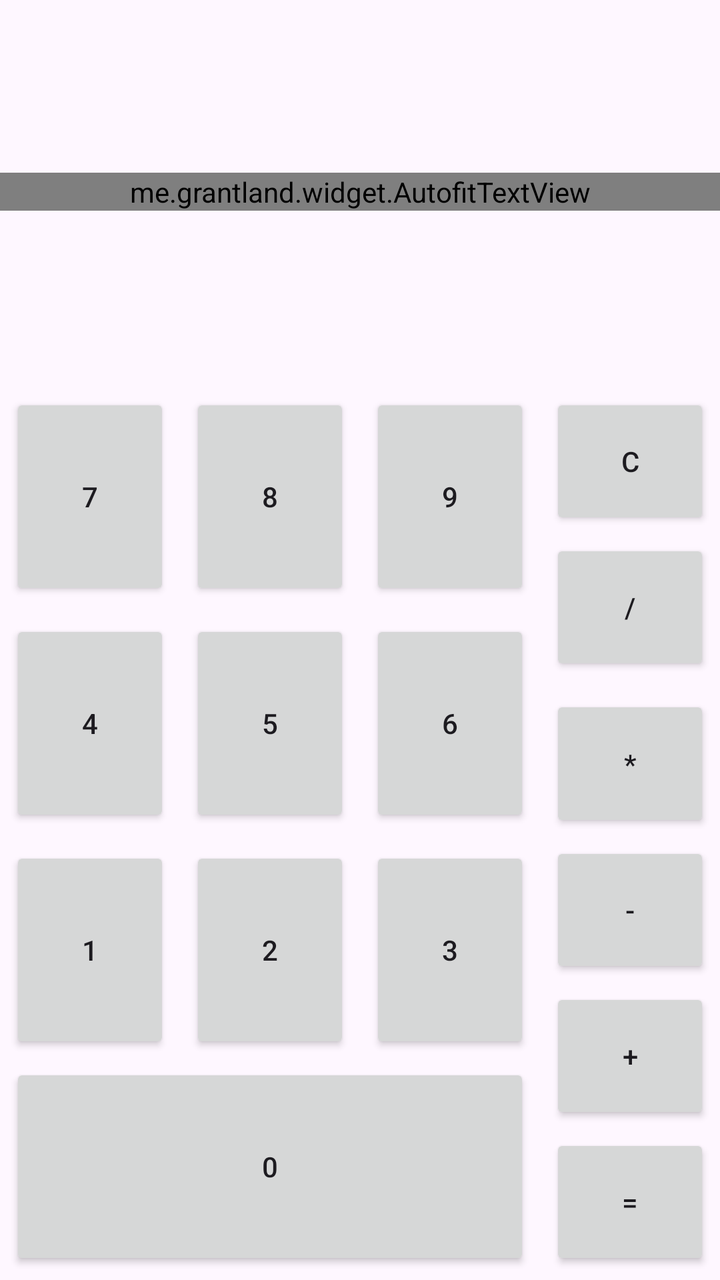
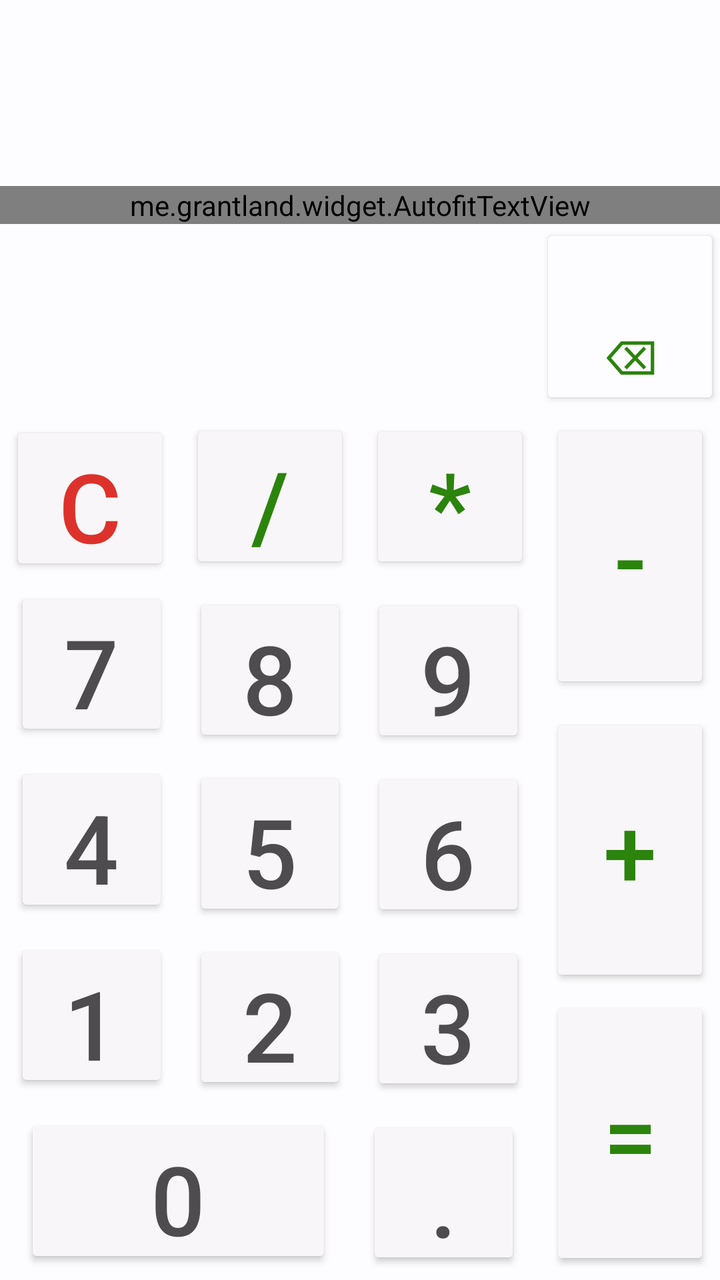

Compare the two renders of this Android layout. The source of the first and the diff that turns it into the second are given below.
<!-- AndroidManifest.xml: application theme Theme.Calculator -->
<!-- res/layout/activity_main.xml -->
<?xml version="1.0" encoding="utf-8"?>
<androidx.constraintlayout.widget.ConstraintLayout xmlns:android="http://schemas.android.com/apk/res/android"
    xmlns:app="http://schemas.android.com/apk/res-auto"
    xmlns:tools="http://schemas.android.com/tools"
    android:id="@+id/main"
    android:layout_width="match_parent"
    android:layout_height="match_parent"
    tools:context=".MainActivity">

    <Button
        android:id="@+id/button2"
        android:layout_width="0dp"
        android:layout_height="0dp"
        android:layout_marginStart="5dp"
        android:layout_marginTop="5dp"
        android:layout_marginEnd="5dp"
        android:layout_marginBottom="5dp"
        android:onClick="operatorListener"
        android:text="/"
        app:layout_constraintBottom_toTopOf="@+id/button3"
        app:layout_constraintEnd_toEndOf="parent"
        app:layout_constraintStart_toStartOf="@+id/guideline2"
        app:layout_constraintTop_toBottomOf="@+id/button" />

    <me.grantland.widget.AutofitTextView
        android:id="@+id/textNumber"
        android:layout_width="match_parent"
        android:layout_height="wrap_content"
        android:gravity="center|right"
        android:maxLength="256"
        android:singleLine="true"
        android:textSize="100sp"
        app:layout_constraintBottom_toTopOf="@+id/guideline"
        app:layout_constraintEnd_toEndOf="parent"
        app:layout_constraintStart_toStartOf="parent"
        app:layout_constraintTop_toTopOf="parent"
        app:minTextSize="15sp" />

    <androidx.constraintlayout.widget.Guideline
        android:id="@+id/guideline"
        android:layout_width="wrap_content"
        android:layout_height="wrap_content"
        android:orientation="horizontal"
        app:layout_constraintGuide_percent="0.2995896" />

    <androidx.constraintlayout.widget.Guideline
        android:id="@+id/guideline2"
        android:layout_width="wrap_content"
        android:layout_height="wrap_content"
        android:orientation="vertical"
        app:layout_constraintGuide_percent="0.75" />

    <Button
        android:id="@+id/button"
        android:layout_width="0dp"
        android:layout_height="0dp"
        android:layout_marginStart="5dp"
        android:layout_marginTop="5dp"
        android:layout_marginEnd="5dp"
        android:onClick="clearListener"
        android:text="С"
        app:layout_constraintBottom_toTopOf="@+id/button2"
        app:layout_constraintEnd_toEndOf="parent"
        app:layout_constraintStart_toStartOf="@+id/guideline2"
        app:layout_constraintTop_toTopOf="@+id/guideline" />

    <Button
        android:id="@+id/button3"
        android:layout_width="0dp"
        android:layout_height="0dp"
        android:layout_marginStart="5dp"
        android:layout_marginTop="5dp"
        android:layout_marginEnd="5dp"
        android:onClick="operatorListener"
        android:text="*"
        app:layout_constraintBottom_toTopOf="@+id/button4"
        app:layout_constraintEnd_toEndOf="parent"
        app:layout_constraintStart_toStartOf="@+id/guideline2"
        app:layout_constraintTop_toBottomOf="@+id/button2" />

    <Button
        android:id="@+id/button4"
        android:layout_width="0dp"
        android:layout_height="0dp"
        android:layout_marginStart="5dp"
        android:layout_marginTop="5dp"
        android:layout_marginEnd="5dp"
        android:onClick="operatorListener"
        android:text="-"
        app:layout_constraintBottom_toTopOf="@+id/button5"
        app:layout_constraintEnd_toEndOf="parent"
        app:layout_constraintStart_toStartOf="@+id/guideline2"
        app:layout_constraintTop_toBottomOf="@+id/button3" />

    <Button
        android:id="@+id/button5"
        android:layout_width="0dp"
        android:layout_height="0dp"
        android:layout_marginStart="5dp"
        android:layout_marginTop="5dp"
        android:layout_marginEnd="5dp"
        android:onClick="operatorListener"
        android:text="+"
        app:layout_constraintBottom_toTopOf="@+id/button7"
        app:layout_constraintEnd_toEndOf="parent"
        app:layout_constraintStart_toStartOf="@+id/guideline2"
        app:layout_constraintTop_toBottomOf="@+id/button4" />

    <Button
        android:id="@+id/button7"
        android:layout_width="0dp"
        android:layout_height="0dp"
        android:layout_margin="5dp"
        android:onClick="equalsListener"
        android:text="="
        app:layout_constraintBottom_toBottomOf="parent"
        app:layout_constraintEnd_toEndOf="parent"
        app:layout_constraintStart_toStartOf="@+id/guideline2"
        app:layout_constraintTop_toBottomOf="@+id/button5" />

    <Button
        android:id="@+id/button8"
        android:layout_width="0dp"
        android:layout_height="0dp"
        android:layout_margin="5dp"
        android:onClick="numberListener"
        android:tag="7"
        android:text="7"
        app:layout_constraintBottom_toTopOf="@+id/button11"
        app:layout_constraintEnd_toStartOf="@+id/button9"
        app:layout_constraintStart_toStartOf="parent"
        app:layout_constraintTop_toTopOf="@+id/guideline" />

    <Button
        android:id="@+id/button9"
        android:layout_width="0dp"
        android:layout_height="0dp"
        android:layout_margin="5dp"
        android:onClick="numberListener"
        android:tag="8"
        android:text="8"
        app:layout_constraintBottom_toTopOf="@+id/button12"
        app:layout_constraintEnd_toStartOf="@+id/button10"
        app:layout_constraintStart_toEndOf="@+id/button8"
        app:layout_constraintTop_toTopOf="@+id/guideline" />

    <Button
        android:id="@+id/button10"
        android:layout_width="0dp"
        android:layout_height="0dp"
        android:layout_margin="5dp"
        android:onClick="numberListener"
        android:tag="9"
        android:text="9"
        app:layout_constraintBottom_toTopOf="@+id/button13"
        app:layout_constraintEnd_toStartOf="@+id/guideline2"
        app:layout_constraintStart_toEndOf="@+id/button9"
        app:layout_constraintTop_toTopOf="@+id/guideline" />

    <Button
        android:id="@+id/button11"
        android:layout_width="0dp"
        android:layout_height="0dp"
        android:layout_margin="5dp"
        android:onClick="numberListener"
        android:tag="4"
        android:text="4"
        app:layout_constraintBottom_toTopOf="@+id/button14"
        app:layout_constraintEnd_toStartOf="@+id/button12"
        app:layout_constraintStart_toStartOf="parent"
        app:layout_constraintTop_toBottomOf="@+id/button8" />

    <Button
        android:id="@+id/button12"
        android:layout_width="0dp"
        android:layout_height="0dp"
        android:layout_margin="5dp"
        android:onClick="numberListener"
        android:tag="5"
        android:text="5"
        app:layout_constraintBottom_toTopOf="@+id/button15"
        app:layout_constraintEnd_toStartOf="@+id/button13"
        app:layout_constraintStart_toEndOf="@+id/button11"
        app:layout_constraintTop_toBottomOf="@+id/button9" />

    <Button
        android:id="@+id/button13"
        android:layout_width="0dp"
        android:layout_height="0dp"
        android:layout_margin="5dp"
        android:onClick="numberListener"
        android:tag="6"
        android:text="6"
        app:layout_constraintBottom_toTopOf="@+id/button16"
        app:layout_constraintEnd_toStartOf="@+id/guideline2"
        app:layout_constraintStart_toEndOf="@+id/button12"
        app:layout_constraintTop_toBottomOf="@+id/button10" />

    <Button
        android:id="@+id/button14"
        android:layout_width="0dp"
        android:layout_height="0dp"

        android:layout_margin="5dp"
        android:onClick="numberListener"
        android:tag="1"
        android:text="1"
        app:layout_constraintBottom_toBottomOf="@+id/button18"
        app:layout_constraintEnd_toStartOf="@+id/button15"
        app:layout_constraintStart_toStartOf="parent"
        app:layout_constraintTop_toBottomOf="@+id/button11" />

    <Button
        android:id="@+id/button15"
        android:layout_width="0dp"
        android:layout_height="0dp"
        android:layout_margin="5dp"
        android:layout_marginEnd="1dp"
        android:onClick="numberListener"
        android:tag="2"
        android:text="2"
        app:layout_constraintBottom_toTopOf="@+id/button18"
        app:layout_constraintEnd_toStartOf="@+id/button16"
        app:layout_constraintStart_toEndOf="@+id/button14"
        app:layout_constraintTop_toBottomOf="@+id/button12" />

    <Button
        android:id="@+id/button16"
        android:layout_width="0dp"
        android:layout_height="0dp"
        android:layout_margin="5dp"
        android:onClick="numberListener"
        android:tag="3"
        android:text="3"
        app:layout_constraintBottom_toTopOf="@+id/button18"
        app:layout_constraintEnd_toStartOf="@+id/guideline2"
        app:layout_constraintStart_toEndOf="@+id/button15"
        app:layout_constraintTop_toBottomOf="@+id/button13" />

    <Button
        android:id="@+id/button18"
        android:layout_width="0dp"
        android:layout_height="0dp"
        android:layout_margin="5dp"
        android:onClick="numberListener"
        android:tag="0"
        android:text="0"
        app:layout_constraintBottom_toBottomOf="parent"
        app:layout_constraintEnd_toStartOf="@+id/guideline2"
        app:layout_constraintStart_toStartOf="parent"
        app:layout_constraintTop_toBottomOf="@+id/button14" />

</androidx.constraintlayout.widget.ConstraintLayout>
<!-- resources referenced by this layout -->
<resources>
  <style name="Theme.Calculator" parent="Base.Theme.Calculator" />
  <style name="Base.Theme.Calculator" parent="Theme.Material3.DayNight.NoActionBar">
          
          
      </style>
</resources>

<!-- the commit's change to res/layout/activity_main.xml (unified diff, before → after) -->
@@ -5,28 +5,32 @@
     android:id="@+id/main"
     android:layout_width="match_parent"
     android:layout_height="match_parent"
+    android:background="@color/my_background"
     tools:context=".MainActivity">
 
     <Button
-        android:id="@+id/button2"
-        android:layout_width="0dp"
-        android:layout_height="0dp"
-        android:layout_marginStart="5dp"
-        android:layout_marginTop="5dp"
-        android:layout_marginEnd="5dp"
-        android:layout_marginBottom="5dp"
+        android:id="@+id/buttonDivide"
+        android:layout_width="0dp"
+        android:layout_height="0dp"
+        android:layout_marginStart="5dp"
+        android:layout_marginTop="5dp"
+        android:layout_marginEnd="5dp"
+        android:layout_marginBottom="5dp"
+        android:backgroundTint="@color/my_button_color"
         android:onClick="operatorListener"
         android:text="/"
-        app:layout_constraintBottom_toTopOf="@+id/button3"
-        app:layout_constraintEnd_toEndOf="parent"
-        app:layout_constraintStart_toStartOf="@+id/guideline2"
-        app:layout_constraintTop_toBottomOf="@+id/button" />
+        android:textColor="@color/action_text_color"
+        android:textSize="48sp"
+        app:layout_constraintBottom_toTopOf="@+id/button8"
+        app:layout_constraintEnd_toStartOf="@+id/buttonMultiply"
+        app:layout_constraintStart_toEndOf="@+id/buttonClear"
+        app:layout_constraintTop_toBottomOf="@+id/guideline" />
 
     <me.grantland.widget.AutofitTextView
         android:id="@+id/textNumber"
-        android:layout_width="match_parent"
+        android:layout_width="0dp"
         android:layout_height="wrap_content"
-        android:gravity="center|right"
+        android:gravity="center|end"
         android:maxLength="256"
         android:singleLine="true"
         android:textSize="100sp"
@@ -41,213 +45,313 @@
         android:layout_width="wrap_content"
         android:layout_height="wrap_content"
         android:orientation="horizontal"
-        app:layout_constraintGuide_percent="0.2995896" />
+        app:layout_constraintGuide_percent="0.32" />
 
     <androidx.constraintlayout.widget.Guideline
         android:id="@+id/guideline2"
         android:layout_width="wrap_content"
         android:layout_height="wrap_content"
         android:orientation="vertical"
-        app:layout_constraintGuide_percent="0.75" />
-
-    <Button
-        android:id="@+id/button"
-        android:layout_width="0dp"
-        android:layout_height="0dp"
-        android:layout_marginStart="5dp"
-        android:layout_marginTop="5dp"
-        android:layout_marginEnd="5dp"
+        app:layout_constraintGuide_percent="0.75
+" />
+
+    <Button
+        android:id="@+id/buttonClear"
+        android:layout_width="0dp"
+        android:layout_height="0dp"
+        android:layout_marginStart="5dp"
+        android:layout_marginTop="5dp"
+        android:layout_marginEnd="5dp"
+        android:backgroundTint="@color/my_button_color"
         android:onClick="clearListener"
         android:text="С"
-        app:layout_constraintBottom_toTopOf="@+id/button2"
+        android:textColor="@color/clear_text_color"
+        android:textSize="48sp"
+        app:layout_constraintBottom_toTopOf="@+id/button7"
+        app:layout_constraintEnd_toStartOf="@+id/buttonDivide"
+        app:layout_constraintStart_toStartOf="parent"
+        app:layout_constraintTop_toTopOf="@+id/guideline" />
+
+    <Button
+        android:id="@+id/buttonMultiply"
+        android:layout_width="0dp"
+        android:layout_height="0dp"
+        android:layout_marginStart="5dp"
+        android:layout_marginTop="5dp"
+        android:layout_marginEnd="5dp"
+        android:layout_marginBottom="5dp"
+        android:backgroundTint="@color/my_button_color"
+        android:onClick="operatorListener"
+        android:text="*"
+        android:textColor="@color/action_text_color"
+        android:textSize="48sp"
+        app:layout_constraintBottom_toTopOf="@+id/button9"
+        app:layout_constraintEnd_toStartOf="@+id/guideline2"
+        app:layout_constraintStart_toEndOf="@+id/buttonDivide"
+        app:layout_constraintTop_toBottomOf="@+id/guideline" />
+
+    <Button
+        android:id="@+id/buttonMinus"
+        android:layout_width="0dp"
+        android:layout_height="0dp"
+        android:layout_marginStart="5dp"
+        android:layout_marginTop="5dp"
+        android:layout_marginEnd="5dp"
+        android:layout_marginBottom="5dp"
+        android:backgroundTint="@color/my_button_color"
+        android:onClick="operatorListener"
+        android:text="-"
+        android:textColor="@color/action_text_color"
+        android:textSize="48sp"
+        app:layout_constraintBottom_toTopOf="@+id/buttonPlus"
+        app:layout_constraintDimensionRatio=""
         app:layout_constraintEnd_toEndOf="parent"
         app:layout_constraintStart_toStartOf="@+id/guideline2"
         app:layout_constraintTop_toTopOf="@+id/guideline" />
 
     <Button
-        android:id="@+id/button3"
-        android:layout_width="0dp"
-        android:layout_height="0dp"
-        android:layout_marginStart="5dp"
-        android:layout_marginTop="5dp"
-        android:layout_marginEnd="5dp"
-        android:onClick="operatorListener"
-        android:text="*"
-        app:layout_constraintBottom_toTopOf="@+id/button4"
-        app:layout_constraintEnd_toEndOf="parent"
-        app:layout_constraintStart_toStartOf="@+id/guideline2"
-        app:layout_constraintTop_toBottomOf="@+id/button2" />
-
-    <Button
-        android:id="@+id/button4"
-        android:layout_width="0dp"
-        android:layout_height="0dp"
-        android:layout_marginStart="5dp"
-        android:layout_marginTop="5dp"
-        android:layout_marginEnd="5dp"
-        android:onClick="operatorListener"
-        android:text="-"
-        app:layout_constraintBottom_toTopOf="@+id/button5"
-        app:layout_constraintEnd_toEndOf="parent"
-        app:layout_constraintStart_toStartOf="@+id/guideline2"
-        app:layout_constraintTop_toBottomOf="@+id/button3" />
-
-    <Button
-        android:id="@+id/button5"
-        android:layout_width="0dp"
-        android:layout_height="0dp"
-        android:layout_marginStart="5dp"
-        android:layout_marginTop="5dp"
-        android:layout_marginEnd="5dp"
+        android:id="@+id/buttonPlus"
+        android:layout_width="0dp"
+        android:layout_height="0dp"
+        android:layout_marginStart="5dp"
+        android:layout_marginTop="5dp"
+        android:layout_marginEnd="5dp"
+        android:backgroundTint="@color/my_button_color"
         android:onClick="operatorListener"
         android:text="+"
-        app:layout_constraintBottom_toTopOf="@+id/button7"
+        android:textColor="@color/action_text_color"
+        android:textSize="48sp"
+        app:layout_constraintBottom_toTopOf="@+id/buttonEquals"
+        app:layout_constraintDimensionRatio=""
         app:layout_constraintEnd_toEndOf="parent"
         app:layout_constraintStart_toStartOf="@+id/guideline2"
-        app:layout_constraintTop_toBottomOf="@+id/button4" />
-
-    <Button
-        android:id="@+id/button7"
-        android:layout_width="0dp"
-        android:layout_height="0dp"
-        android:layout_margin="5dp"
+        app:layout_constraintTop_toBottomOf="@+id/buttonMinus" />
+
+    <Button
+        android:id="@+id/buttonEquals"
+        android:layout_width="0dp"
+        android:layout_height="0dp"
+        android:layout_margin="5dp"
+        android:backgroundTint="@color/my_button_color"
         android:onClick="equalsListener"
         android:text="="
+        android:textColor="@color/action_text_color"
+        android:textSize="48sp"
         app:layout_constraintBottom_toBottomOf="parent"
+        app:layout_constraintDimensionRatio=""
         app:layout_constraintEnd_toEndOf="parent"
         app:layout_constraintStart_toStartOf="@+id/guideline2"
-        app:layout_constraintTop_toBottomOf="@+id/button5" />
-
-    <Button
-        android:id="@+id/button8"
-        android:layout_width="0dp"
-        android:layout_height="0dp"
-        android:layout_margin="5dp"
+        app:layout_constraintTop_toBottomOf="@+id/buttonPlus" />
+
+    <Button
+        android:id="@+id/button7"
+        android:layout_width="0dp"
+        android:layout_height="0dp"
+        android:layout_margin="5dp"
+        android:backgroundTint="@color/my_button_color"
         android:onClick="numberListener"
         android:tag="7"
         android:text="7"
-        app:layout_constraintBottom_toTopOf="@+id/button11"
-        app:layout_constraintEnd_toStartOf="@+id/button9"
-        app:layout_constraintStart_toStartOf="parent"
-        app:layout_constraintTop_toTopOf="@+id/guideline" />
-
-    <Button
-        android:id="@+id/button9"
-        android:layout_width="0dp"
-        android:layout_height="0dp"
-        android:layout_margin="5dp"
+        android:textColor="@color/my_text_color"
+        android:textSize="48sp"
+        app:layout_constraintBottom_toTopOf="@+id/button4"
+        app:layout_constraintDimensionRatio="1"
+        app:layout_constraintEnd_toStartOf="@+id/button8"
+        app:layout_constraintStart_toStartOf="parent"
+        app:layout_constraintTop_toBottomOf="@+id/buttonClear" />
+
+    <Button
+        android:id="@+id/button8"
+        android:layout_width="0dp"
+        android:layout_height="0dp"
+        android:layout_margin="5dp"
+        android:backgroundTint="@color/my_button_color"
         android:onClick="numberListener"
         android:tag="8"
         android:text="8"
-        app:layout_constraintBottom_toTopOf="@+id/button12"
-        app:layout_constraintEnd_toStartOf="@+id/button10"
-        app:layout_constraintStart_toEndOf="@+id/button8"
-        app:layout_constraintTop_toTopOf="@+id/guideline" />
-
-    <Button
-        android:id="@+id/button10"
-        android:layout_width="0dp"
-        android:layout_height="0dp"
-        android:layout_margin="5dp"
+        android:textColor="@color/my_text_color"
+        android:textSize="48sp"
+        app:layout_constraintBottom_toTopOf="@+id/button5"
+        app:layout_constraintDimensionRatio="1"
+        app:layout_constraintEnd_toStartOf="@+id/button9"
+        app:layout_constraintStart_toEndOf="@+id/button7"
+        app:layout_constraintTop_toBottomOf="@+id/buttonDivide" />
+
+    <Button
+        android:id="@+id/button9"
+        android:layout_width="0dp"
+        android:layout_height="0dp"
+        android:layout_margin="5dp"
+        android:backgroundTint="@color/my_button_color"
         android:onClick="numberListener"
         android:tag="9"
         android:text="9"
-        app:layout_constraintBottom_toTopOf="@+id/button13"
-        app:layout_constraintEnd_toStartOf="@+id/guideline2"
-        app:layout_constraintStart_toEndOf="@+id/button9"
-        app:layout_constraintTop_toTopOf="@+id/guideline" />
-
-    <Button
-        android:id="@+id/button11"
-        android:layout_width="0dp"
-        android:layout_height="0dp"
-        android:layout_margin="5dp"
+        android:textColor="@color/my_text_color"
+        android:textSize="48sp"
+        app:layout_constraintBottom_toTopOf="@+id/button6"
+        app:layout_constraintDimensionRatio="1"
+        app:layout_constraintEnd_toStartOf="@+id/guideline2"
+        app:layout_constraintStart_toEndOf="@+id/button8"
+        app:layout_constraintTop_toBottomOf="@+id/buttonMultiply" />
+
+    <Button
+        android:id="@+id/button4"
+        android:layout_width="0dp"
+        android:layout_height="0dp"
+        android:layout_margin="5dp"
+        android:backgroundTint="@color/my_button_color"
         android:onClick="numberListener"
         android:tag="4"
         android:text="4"
-        app:layout_constraintBottom_toTopOf="@+id/button14"
-        app:layout_constraintEnd_toStartOf="@+id/button12"
-        app:layout_constraintStart_toStartOf="parent"
-        app:layout_constraintTop_toBottomOf="@+id/button8" />
-
-    <Button
-        android:id="@+id/button12"
-        android:layout_width="0dp"
-        android:layout_height="0dp"
-        android:layout_margin="5dp"
+        android:textColor="@color/my_text_color"
+        android:textSize="48sp"
+        app:layout_constraintBottom_toTopOf="@+id/button1"
+        app:layout_constraintDimensionRatio="1"
+        app:layout_constraintEnd_toStartOf="@+id/button5"
+        app:layout_constraintStart_toStartOf="parent"
+        app:layout_constraintTop_toBottomOf="@+id/button7" />
+
+    <Button
+        android:id="@+id/button5"
+        android:layout_width="0dp"
+        android:layout_height="0dp"
+        android:layout_margin="5dp"
+        android:backgroundTint="@color/my_button_color"
         android:onClick="numberListener"
         android:tag="5"
         android:text="5"
-        app:layout_constraintBottom_toTopOf="@+id/button15"
-        app:layout_constraintEnd_toStartOf="@+id/button13"
-        app:layout_constraintStart_toEndOf="@+id/button11"
-        app:layout_constraintTop_toBottomOf="@+id/button9" />
-
-    <Button
-        android:id="@+id/button13"
-        android:layout_width="0dp"
-        android:layout_height="0dp"
-        android:layout_margin="5dp"
+        android:textColor="@color/my_text_color"
+        android:textSize="48sp"
+        app:layout_constraintBottom_toTopOf="@+id/button2"
+        app:layout_constraintDimensionRatio="1"
+        app:layout_constraintEnd_toStartOf="@+id/button6"
+        app:layout_constraintStart_toEndOf="@+id/button4"
+        app:layout_constraintTop_toBottomOf="@+id/button8" />
+
+    <Button
+        android:id="@+id/button6"
+        android:layout_width="0dp"
+        android:layout_height="0dp"
+        android:layout_margin="5dp"
+        android:backgroundTint="@color/my_button_color"
         android:onClick="numberListener"
         android:tag="6"
         android:text="6"
-        app:layout_constraintBottom_toTopOf="@+id/button16"
-        app:layout_constraintEnd_toStartOf="@+id/guideline2"
-        app:layout_constraintStart_toEndOf="@+id/button12"
-        app:layout_constraintTop_toBottomOf="@+id/button10" />
-
-    <Button
-        android:id="@+id/button14"
-        android:layout_width="0dp"
-        android:layout_height="0dp"
-
-        android:layout_margin="5dp"
+        android:textColor="@color/my_text_color"
+        android:textSize="48sp"
+        app:layout_constraintBottom_toTopOf="@+id/button3"
+        app:layout_constraintDimensionRatio="1"
+        app:layout_constraintEnd_toStartOf="@+id/guideline2"
+        app:layout_constraintStart_toEndOf="@+id/button5"
+        app:layout_constraintTop_toBottomOf="@+id/button9" />
+
+    <Button
+        android:id="@+id/button1"
+        android:layout_width="0dp"
+        android:layout_height="0dp"
+
+        android:layout_margin="5dp"
+        android:backgroundTint="@color/my_button_color"
         android:onClick="numberListener"
         android:tag="1"
         android:text="1"
-        app:layout_constraintBottom_toBottomOf="@+id/button18"
-        app:layout_constraintEnd_toStartOf="@+id/button15"
-        app:layout_constraintStart_toStartOf="parent"
-        app:layout_constraintTop_toBottomOf="@+id/button11" />
-
-    <Button
-        android:id="@+id/button15"
-        android:layout_width="0dp"
-        android:layout_height="0dp"
-        android:layout_margin="5dp"
-        android:layout_marginEnd="1dp"
+        android:textColor="@color/my_text_color"
+        android:textSize="48sp"
+        app:layout_constraintBottom_toTopOf="@+id/button0"
+        app:layout_constraintDimensionRatio="1"
+        app:layout_constraintEnd_toStartOf="@+id/button2"
+        app:layout_constraintStart_toStartOf="parent"
+        app:layout_constraintTop_toBottomOf="@+id/button4" />
+
+    <Button
+        android:id="@+id/button2"
+        android:layout_width="0dp"
+        android:layout_height="0dp"
+        android:layout_marginStart="5dp"
+        android:layout_marginTop="5dp"
+        android:layout_marginEnd="5dp"
+        android:layout_marginBottom="10dp"
+        android:backgroundTint="@color/my_button_color"
         android:onClick="numberListener"
         android:tag="2"
         android:text="2"
-        app:layout_constraintBottom_toTopOf="@+id/button18"
-        app:layout_constraintEnd_toStartOf="@+id/button16"
-        app:layout_constraintStart_toEndOf="@+id/button14"
-        app:layout_constraintTop_toBottomOf="@+id/button12" />
-
-    <Button
-        android:id="@+id/button16"
-        android:layout_width="0dp"
-        android:layout_height="0dp"
-        android:layout_margin="5dp"
+        android:textColor="@color/my_text_color"
+        android:textSize="48sp"
+        app:layout_constraintBottom_toTopOf="@+id/button0"
+        app:layout_constraintDimensionRatio="1"
+        app:layout_constraintEnd_toStartOf="@+id/button3"
+        app:layout_constraintStart_toEndOf="@+id/button1"
+        app:layout_constraintTop_toBottomOf="@+id/button5" />
+
+    <Button
+        android:id="@+id/button3"
+        android:layout_width="0dp"
+        android:layout_height="0dp"
+        android:layout_margin="5dp"
+        android:backgroundTint="@color/my_button_color"
         android:onClick="numberListener"
         android:tag="3"
         android:text="3"
-        app:layout_constraintBottom_toTopOf="@+id/button18"
-        app:layout_constraintEnd_toStartOf="@+id/guideline2"
-        app:layout_constraintStart_toEndOf="@+id/button15"
-        app:layout_constraintTop_toBottomOf="@+id/button13" />
-
-    <Button
-        android:id="@+id/button18"
-        android:layout_width="0dp"
-        android:layout_height="0dp"
-        android:layout_margin="5dp"
+        android:textColor="@color/my_text_color"
+        android:textSize="48sp"
+        app:layout_constraintBottom_toTopOf="@id/buttonDot"
+        app:layout_constraintDimensionRatio="1"
+        app:layout_constraintEnd_toStartOf="@+id/guideline2"
+        app:layout_constraintStart_toEndOf="@+id/button2"
+        app:layout_constraintTop_toBottomOf="@+id/button6" />
+
+    <Button
+        android:id="@+id/button0"
+        android:layout_width="0dp"
+        android:layout_height="0dp"
+        android:layout_marginStart="5dp"
+        android:layout_marginTop="5dp"
+        android:layout_marginEnd="10dp"
+        android:layout_marginBottom="5dp"
+        android:backgroundTint="@color/my_button_color"
         android:onClick="numberListener"
         android:tag="0"
         android:text="0"
+        android:textColor="@color/my_text_color"
+        android:textSize="48sp"
         app:layout_constraintBottom_toBottomOf="parent"
-        app:layout_constraintEnd_toStartOf="@+id/guideline2"
-        app:layout_constraintStart_toStartOf="parent"
-        app:layout_constraintTop_toBottomOf="@+id/button14" />
+        app:layout_constraintDimensionRatio="2"
+        app:layout_constraintEnd_toStartOf="@+id/buttonDot"
+        app:layout_constraintStart_toStartOf="parent"
+        app:layout_constraintTop_toBottomOf="@+id/button1" />
+
+    <Button
+        android:id="@+id/buttonDot"
+        android:layout_width="0dp"
+        android:layout_height="0dp"
+        android:layout_marginStart="10dp"
+        android:layout_marginTop="5dp"
+        android:layout_marginEnd="5dp"
+        android:layout_marginBottom="5dp"
+        android:backgroundTint="@color/my_button_color"
+        android:onClick="dotListener"
+        android:text="."
+        android:textColor="@color/my_text_color"
+        android:textSize="48sp"
+        app:layout_constraintBottom_toBottomOf="parent"
+        app:layout_constraintDimensionRatio="1"
+        app:layout_constraintEnd_toStartOf="@+id/guideline2"
+        app:layout_constraintStart_toEndOf="@+id/button2"
+        app:layout_constraintTop_toBottomOf="@+id/button3" />
+
+    <Button
+        android:id="@+id/buttonBackspace"
+        android:layout_width="0dp"
+        android:layout_height="0dp"
+        android:backgroundTint="@color/my_background"
+        android:gravity="bottom|center"
+        android:onClick="backspaceListener"
+        android:text="⌫"
+        android:textColor="@color/action_text_color"
+        android:textSize="24sp"
+        app:layout_constraintBottom_toTopOf="@+id/guideline"
+        app:layout_constraintEnd_toEndOf="parent"
+        app:layout_constraintStart_toStartOf="@+id/guideline2"
+        app:layout_constraintTop_toBottomOf="@+id/textNumber" />
 
 </androidx.constraintlayout.widget.ConstraintLayout>
<!-- resource entries referenced after the edit -->
@@ -1,5 +1,10 @@
 <!-- resources referenced by this layout -->
 <resources>
+  <color name="action_text_color">#2b840c</color>
+  <color name="clear_text_color">#dd322b</color>
+  <color name="my_background">#fdfcfe</color>
+  <color name="my_button_color">#f8f6f8</color>
+  <color name="my_text_color">#4e4c4e</color>
   <style name="Theme.Calculator" parent="Base.Theme.Calculator" />
   <style name="Base.Theme.Calculator" parent="Theme.Material3.DayNight.NoActionBar">
           
